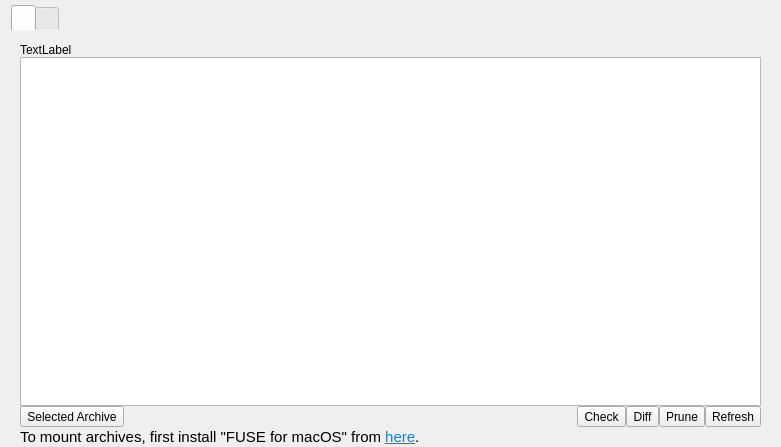
Qt form src/vorta/assets/UI/archivetab.ui (bastiencyr/vorta) before a commit.
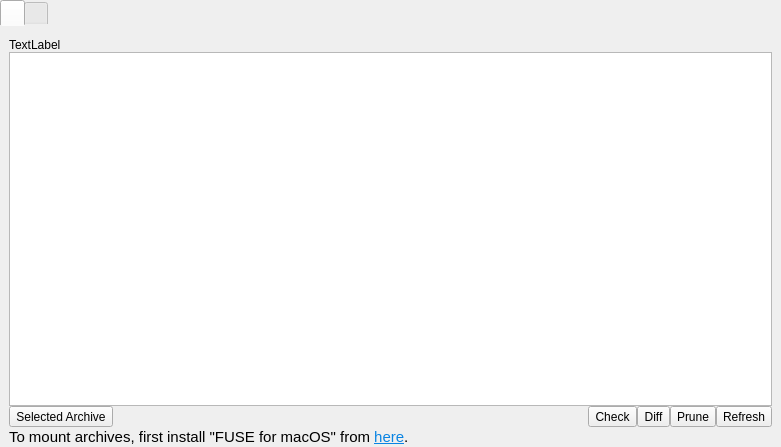
The same form after that commit.

Commit message: Alternate row color off for left tabs. Uniform margin.

What changed in the file:
```diff
--- a/src/vorta/assets/UI/archivetab.ui
+++ b/src/vorta/assets/UI/archivetab.ui
@@ -14,8 +14,14 @@
    <string>Form</string>
   </property>
   <layout class="QVBoxLayout" name="verticalLayout">
+   <property name="leftMargin">
+    <number>0</number>
+   </property>
    <property name="topMargin">
-    <number>5</number>
+    <number>0</number>
+   </property>
+   <property name="rightMargin">
+    <number>0</number>
    </property>
    <property name="bottomMargin">
     <number>0</number>
```
Left out of the diff: 4 changed lines with no effect on the pictures. The commit also changes 2 other files.
